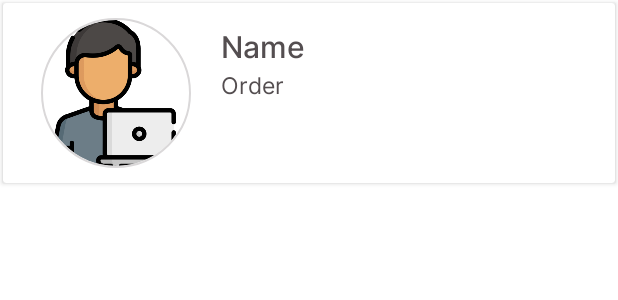
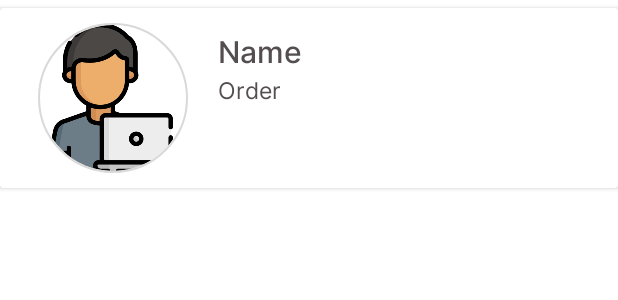
Before and after one commit to ShinCFN/MrErrandV2, an Android app: the layout layout_orders.xml on its own in the app's theme, with its tools: preview values and no code run, on a phone screen of 412 x 824 dp. Shown: the top 300 px of the screen. Run offline under Robolectric (Android 15) with nearby library versions, the phone set to English and light mode, and no system bars.

```diff
--- a/app/src/main/java/com/example/mrerrandv2/SplashscreenActivity.java
+++ b/app/src/main/java/com/example/mrerrandv2/SplashscreenActivity.java
@@ -40,6 +40,7 @@ public class SplashscreenActivity extends AppCompatActivity {
     }
 
     private void start() {
+        authProfile.signOut();
 
 
         if (authProfile.getCurrentUser() != null) {
--- a/app/src/main/res/layout/layout_orders.xml
+++ b/app/src/main/res/layout/layout_orders.xml
@@ -3,7 +3,8 @@
     android:layout_width="match_parent"
     android:layout_height="wrap_content"
     xmlns:app="http://schemas.android.com/apk/res-auto"
-    android:layout_margin="2dp">
+    android:layout_marginVertical="5dp"
+    android:elevation="5dp">
 
 
     <LinearLayout
```
